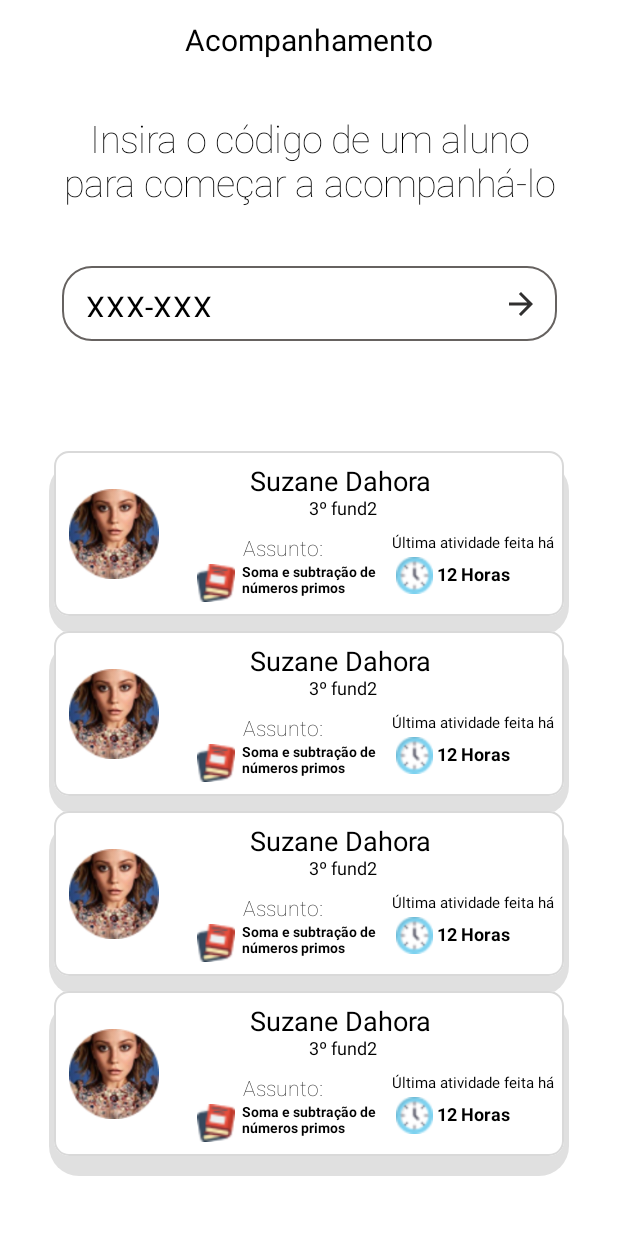
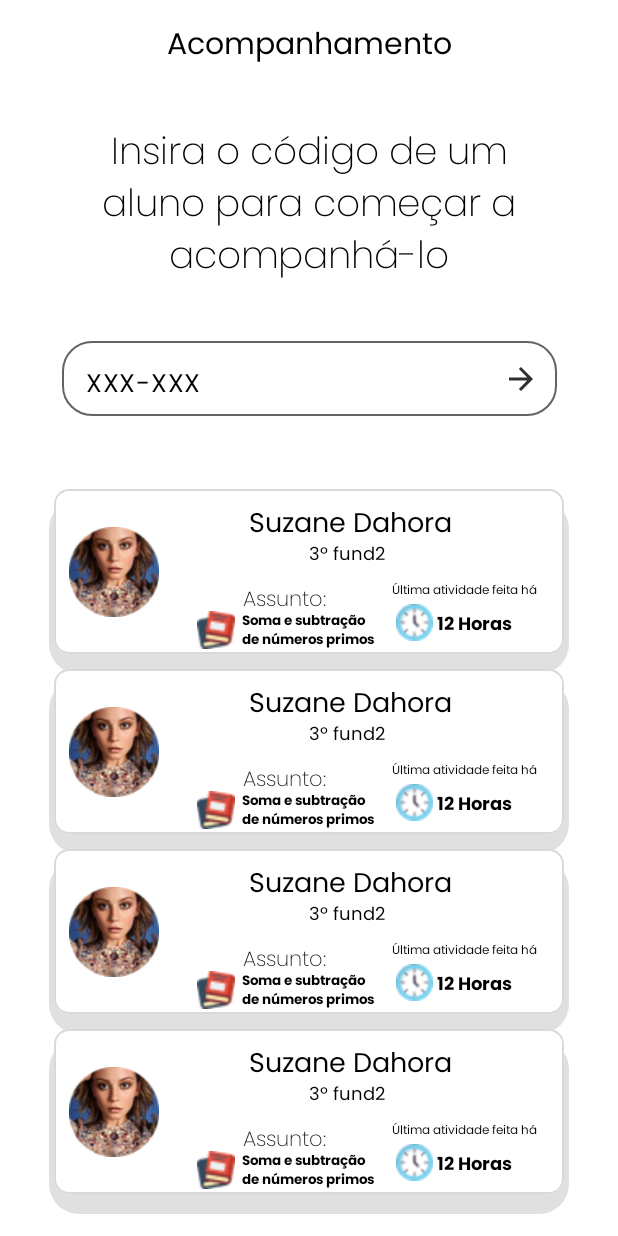
Before and after one commit to StudyFYCorp/Kotlin-App, an Android app built with Jetpack Compose: the @Preview function acompanhamentoProfessorPreview, on a phone screen of 412 x 824 dp. Run offline under Robolectric (Android 15) with nearby library versions, the phone set to English and light mode, and no system bars.

Commit message:
coloquei font ate telaacompanhamento

```diff
--- a/kotlin/app/src/main/java/br/senai/sp/jandira/telainicio/Screens/TelaAcompanhamentoDoAlunoProfessor.kt
+++ b/kotlin/app/src/main/java/br/senai/sp/jandira/telainicio/Screens/TelaAcompanhamentoDoAlunoProfessor.kt
@@ -41,6 +41,7 @@ import androidx.compose.ui.tooling.preview.Preview
 import androidx.compose.ui.unit.dp
 import androidx.compose.ui.unit.sp
 import br.senai.sp.jandira.telainicio.R
+import br.senai.sp.jandira.telainicio.ui.theme.poppinsFontFamily
 
 @OptIn(ExperimentalMaterial3Api::class)
 @Composable
@@ -54,13 +55,15 @@ fun acompanhamentoProfessor(modifier: Modifier = Modifier) {
             Text(
                 text = "Acompanhamento",
                 fontSize = 20.sp,
-                modifier = Modifier.padding(top = 15.dp)
+                modifier = Modifier.padding(top = 15.dp),
+                fontFamily = poppinsFontFamily
             )
             Text(
                 text = "Insira o código de um aluno para começar a acompanhá-lo",
                 fontSize = 25.sp,
                 fontWeight = FontWeight.ExtraLight,
                 textAlign = TextAlign.Center,
+                fontFamily = poppinsFontFamily,
                 modifier = Modifier
                     .padding(40.dp)
             )
@@ -90,7 +93,8 @@ fun acompanhamentoProfessor(modifier: Modifier = Modifier) {
                     Text(
                         text = "XXX-XXX",
                         color = Color.Black,
-                        fontSize = 20.sp
+                        fontFamily = poppinsFontFamily,
+                        fontSize = 17.sp
                     )
                 }
             )
@@ -158,11 +162,13 @@ fun acompanhamentoProfessor(modifier: Modifier = Modifier) {
                         Text(
                             text = "Suzane Dahora",
                             textAlign = TextAlign.Center, fontSize = 18.sp,
+                            fontFamily = poppinsFontFamily,
                             modifier = Modifier.padding(top = 10.dp, start = 50.dp)
                         )
                         Text(
                             text = "3º fund2",
                             textAlign = TextAlign.Center, fontSize = 12.sp,
+                            fontFamily = poppinsFontFamily,
                             modifier = Modifier.padding(start = 90.dp)
                         )
                         Row(
@@ -179,6 +185,7 @@ fun acompanhamentoProfessor(modifier: Modifier = Modifier) {
                                     text = "Assunto:",
                                     fontSize = 14.sp,
                                     fontWeight = FontWeight.ExtraLight,
+                                    fontFamily = poppinsFontFamily,
                                     modifier = Modifier
                                         .padding(top = 12.dp, start = 46.dp)
                                 )
@@ -190,7 +197,8 @@ fun acompanhamentoProfessor(modifier: Modifier = Modifier) {
 
                                 Text(
                                     text = "Soma e subtração de números primos",
-                                    fontSize = 9.5.sp,
+                                    fontFamily = poppinsFontFamily,
+                                    fontSize = 9.sp,
                                     fontWeight = FontWeight.Bold,
                                     modifier = Modifier.padding(start = 45.dp, top = 30.dp)
                                 )
@@ -203,16 +211,20 @@ fun acompanhamentoProfessor(modifier: Modifier = Modifier) {
                                 Image(
                                     painter = painterResource(id = R.drawable.relogio),
                                     contentDescription = "",
-                                    modifier = Modifier.size(50.dp).padding(top = 25.dp)
+
+                                    modifier = Modifier.size(50.dp).padding(top = 25.dp),
+
                                 )
 
                                 Text(
-                                    text = "Última atividade feita há", fontSize = 10.sp,
+                                    text = "Última atividade feita há", fontSize = 8.sp,
+                                    fontFamily = poppinsFontFamily,
                                     modifier = Modifier.padding(top = 10.dp, start = 10.dp)
                                 )
                                 Text(
                                     text = "12 Horas",
                                     fontSize = 12.sp,
+                                    fontFamily = poppinsFontFamily,
                                     fontWeight = FontWeight.Bold,
                                     modifier = Modifier.padding(top = 30.dp, start = 40.dp)
                                 )
@@ -283,11 +295,13 @@ fun acompanhamentoProfessor(modifier: Modifier = Modifier) {
                         Text(
                             text = "Suzane Dahora",
                             textAlign = TextAlign.Center, fontSize = 18.sp,
+                            fontFamily = poppinsFontFamily,
                             modifier = Modifier.padding(top = 10.dp, start = 50.dp)
                         )
                         Text(
                             text = "3º fund2",
                             textAlign = TextAlign.Center, fontSize = 12.sp,
+                            fontFamily = poppinsFontFamily,
                             modifier = Modifier.padding(start = 90.dp)
                         )
                         Row(
@@ -304,18 +318,21 @@ fun acompanhamentoProfessor(modifier: Modifier = Modifier) {
                                     text = "Assunto:",
                                     fontSize = 14.sp,
                                     fontWeight = FontWeight.ExtraLight,
+                                    fontFamily = poppinsFontFamily,
                                     modifier = Modifier
                                         .padding(top = 12.dp, start = 46.dp)
                                 )
                                 Image(
                                     painter = painterResource(id = R.drawable.livros),
                                     contentDescription = "",
+
                                     modifier = Modifier.size(55.dp).padding(top = 30.dp)
                                 )
 
                                 Text(
                                     text = "Soma e subtração de números primos",
-                                    fontSize = 9.5.sp,
+                                    fontSize = 9.sp,
+                                    fontFamily = poppinsFontFamily,
                                     fontWeight = FontWeight.Bold,
                                     modifier = Modifier.padding(start = 45.dp, top = 30.dp)
                                 )
@@ -332,12 +349,14 @@ fun acompanhamentoProfessor(modifier: Modifier = Modifier) {
                                 )
 
                                 Text(
-                                    text = "Última atividade feita há", fontSize = 10.sp,
+                                    text = "Última atividade feita há", fontSize = 8.sp,
+                                    fontFamily = poppinsFontFamily,
                                     modifier = Modifier.padding(top = 10.dp, start = 10.dp)
                                 )
                                 Text(
                                     text = "12 Horas",
                                     fontSize = 12.sp,
+                                    fontFamily = poppinsFontFamily,
                                     fontWeight = FontWeight.Bold,
                                     modifier = Modifier.padding(top = 30.dp, start = 40.dp)
                                 )
@@ -407,11 +426,13 @@ fun acompanhamentoProfessor(modifier: Modifier = Modifier) {
                         Text(
                             text = "Suzane Dahora",
                             textAlign = TextAlign.Center, fontSize = 18.sp,
+                            fontFamily = poppinsFontFamily,
                             modifier = Modifier.padding(top = 10.dp, start = 50.dp)
                         )
                         Text(
                             text = "3º fund2",
                             textAlign = TextAlign.Center, fontSize = 12.sp,
+                            fontFamily = poppinsFontFamily,
                             modifier = Modifier.padding(start = 90.dp)
                         )
                         Row(
@@ -428,6 +449,7 @@ fun acompanhamentoProfessor(modifier: Modifier = Modifier) {
                                     text = "Assunto:",
                                     fontSize = 14.sp,
                                     fontWeight = FontWeight.ExtraLight,
+                                    fontFamily = poppinsFontFamily,
                                     modifier = Modifier
                                         .padding(top = 12.dp, start = 46.dp)
                                 )
@@ -439,7 +461,8 @@ fun acompanhamentoProfessor(modifier: Modifier = Modifier) {
 
                                 Text(
                                     text = "Soma e subtração de números primos",
-                                    fontSize = 9.5.sp,
+                                    fontSize = 9.sp,
+                                    fontFamily = poppinsFontFamily,
                                     fontWeight = FontWeight.Bold,
                                     modifier = Modifier.padding(start = 45.dp, top = 30.dp)
                                 )
@@ -452,16 +475,19 @@ fun acompanhamentoProfessor(modifier: Modifier = Modifier) {
                                 Image(
                                     painter = painterResource(id = R.drawable.relogio),
                                     contentDescription = "",
+
                                     modifier = Modifier.size(50.dp).padding(top = 25.dp)
                                 )
 
                                 Text(
-                                    text = "Última atividade feita há", fontSize = 10.sp,
+                                    text = "Última atividade feita há", fontSize = 8.sp,
+                                    fontFamily = poppinsFontFamily,
                                     modifier = Modifier.padding(top = 10.dp, start = 10.dp)
                                 )
                                 Text(
                                     text = "12 Horas",
                                     fontSize = 12.sp,
+                                    fontFamily = poppinsFontFamily,
                                     fontWeight = FontWeight.Bold,
                                     modifier = Modifier.padding(top = 30.dp, start = 40.dp)
                                 )
@@ -530,11 +556,13 @@ fun acompanhamentoProfessor(modifier: Modifier = Modifier) {
                     ) {
                         Text(
                             text = "Suzane Dahora",
+                            fontFamily = poppinsFontFamily,
                             textAlign = TextAlign.Center, fontSize = 18.sp,
                             modifier = Modifier.padding(top = 10.dp, start = 50.dp)
                         )
                         Text(
                             text = "3º fund2",
+                            fontFamily = poppinsFontFamily,
                             textAlign = TextAlign.Center, fontSize = 12.sp,
                             modifier = Modifier.padding(start = 90.dp)
                         )
@@ -550,6 +578,7 @@ fun acompanhamentoProfessor(modifier: Modifier = Modifier) {
                             ) {
                                 Text(
                                     text = "Assunto:",
+                                    fontFamily = poppinsFontFamily,
                                     fontSize = 14.sp,
                                     fontWeight = FontWeight.ExtraLight,
                                     modifier = Modifier
@@ -563,7 +592,8 @@ fun acompanhamentoProfessor(modifier: Modifier = Modifier) {
 
                                 Text(
                                     text = "Soma e subtração de números primos",
-                                    fontSize = 9.5.sp,
+                                    fontSize = 9.sp,
+                                    fontFamily = poppinsFontFamily,
                                     fontWeight = FontWeight.Bold,
                                     modifier = Modifier.padding(start = 45.dp, top = 30.dp)
                                 )
@@ -580,13 +610,15 @@ fun acompanhamentoProfessor(modifier: Modifier = Modifier) {
                                 )
 
                                 Text(
-                                    text = "Última atividade feita há", fontSize = 10.sp,
+                                    text = "Última atividade feita há", fontSize = 8.sp,
+                                    fontFamily = poppinsFontFamily,
                                     modifier = Modifier.padding(top = 10.dp, start = 10.dp)
                                 )
                                 Text(
                                     text = "12 Horas",
                                     fontSize = 12.sp,
                                     fontWeight = FontWeight.Bold,
+                                    fontFamily = poppinsFontFamily,
                                     modifier = Modifier.padding(top = 30.dp, start = 40.dp)
                                 )
                             }
--- a/kotlin/app/src/main/java/br/senai/sp/jandira/telainicio/Screens/TelaCadastro1.kt
+++ b/kotlin/app/src/main/java/br/senai/sp/jandira/telainicio/Screens/TelaCadastro1.kt
@@ -61,6 +61,7 @@ import br.senai.sp.jandira.telainicio.R
 import br.senai.sp.jandira.telainicio.model.Aluno
 import br.senai.sp.jandira.telainicio.model.Materia
 import br.senai.sp.jandira.telainicio.model.ResultMateria
+import br.senai.sp.jandira.telainicio.ui.theme.poppinsFontFamily
 import retrofit2.Call
 import retrofit2.Callback
 import retrofit2.Response
@@ -186,6 +187,7 @@ fun TelaCadastro1(
                     fontSize = 30.sp,
                     color = Color(0xFF302F2F),
                     text = "Cadastre-se",
+                    fontFamily = poppinsFontFamily,
                     modifier = Modifier
                         .align(Alignment.BottomCenter) // Alinhando ao fundo da Box
                         .padding(bottom = 20.dp) // Adicionando um padding para não ficar muito colado
@@ -214,9 +216,10 @@ fun TelaCadastro1(
                 ) {
                     // Primeiro passo: Cadastro
                     Text(
-                        fontSize = 23.sp,
+                        fontSize = 20.sp,
                         fontWeight = FontWeight.Bold,
                         color = Color.Black,
+                        fontFamily = poppinsFontFamily,
                         text = "Para ter maior desempenho nos seus estudos",
                         modifier = Modifier.padding(bottom = 16.dp)
                     )
@@ -228,6 +231,7 @@ fun TelaCadastro1(
                                 Icon(
                                     imageVector = Icons.Default.Person,
                                     contentDescription = "Nome",
+
                                     tint = Color(0xFFFEE101)
                                 )
                             }
@@ -241,7 +245,7 @@ fun TelaCadastro1(
                             focusedBorderColor = Color(0xFFE9CE03),
                             unfocusedBorderColor = Color(0xFFE9CE03)
                         ),
-                        label = { Text(text = "Nome", color = Color.Black) }
+                        label = { Text(text = "Nome", color = Color.Black,   fontFamily = poppinsFontFamily) }
                     )
 
                     OutlinedTextField(
@@ -263,7 +267,7 @@ fun TelaCadastro1(
                             focusedBorderColor = Color(0xFFE9CE03),
                             unfocusedBorderColor = Color(0xFFE9CE03)
                         ),
-                        label = { Text(text = "Email", color = Color.Black) }
+                        label = { Text(text = "Email", color = Color.Black,   fontFamily = poppinsFontFamily) }
                     )
                     OutlinedTextField(
                         trailingIcon = {
@@ -284,7 +288,7 @@ fun TelaCadastro1(
                             focusedBorderColor = Color(0xFFE9CE03),
                             unfocusedBorderColor = Color(0xFFE9CE03)
                         ),
-                        label = { Text(text = "Senha", color = Color.Black) }
+                        label = { Text(text = "Senha", color = Color.Black,   fontFamily = poppinsFontFamily) }
                     )
                     OutlinedTextField(
                         trailingIcon = {
@@ -305,7 +309,7 @@ fun TelaCadastro1(
                             focusedBorderColor = Color(0xFFE9CE03),
                             unfocusedBorderColor = Color(0xFFE9CE03)
                         ),
-                        label = { Text(text = "Telefone", color = Color.Black) }
+                        label = { Text(text = "Telefone", color = Color.Black,   fontFamily = poppinsFontFamily) }
                     )
 
                     Row(
@@ -314,6 +318,7 @@ fun TelaCadastro1(
                     ) {
                         Text(
                             text = "Ou cadastre-se com: ",
+                            fontFamily = poppinsFontFamily,
                             color = Color.Black
                         )
                         Spacer(modifier = Modifier.width(4.dp))
@@ -330,9 +335,10 @@ fun TelaCadastro1(
                     Button(
                         onClick = { etapa2.value = true },
                         colors = ButtonDefaults.buttonColors(Color(0xFFFEE101)),
+
                         modifier = Modifier.align(Alignment.End)
                     ) {
-                        Text(text = "Prox. passo", color = Color.Black, letterSpacing = 1.sp)
+                        Text(text = "Prox. passo", color = Color.Black, letterSpacing = 1.sp,   fontFamily = poppinsFontFamily)
                         Icon(
                             imageVector = Icons.Filled.ArrowForward,
                             contentDescription = "",
```
